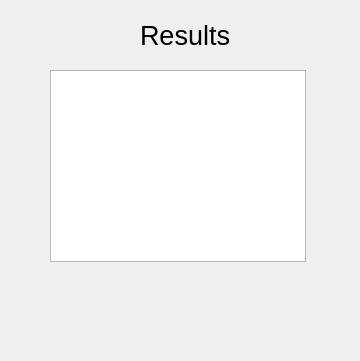
michaelweberjr/rccolumnbending, file src/results.ui: the form before one commit.
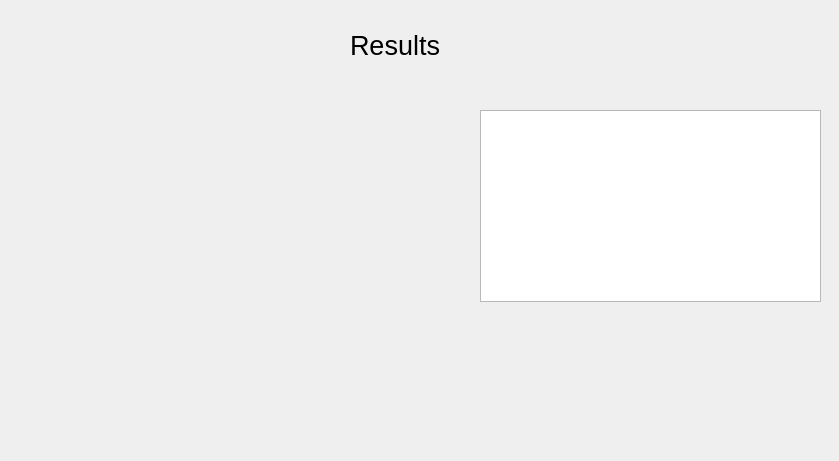
The form after the commit. Custom widgets are drawn as their Qt base class.

Commit message: Added interaction plot

Diff of the .ui file:
```diff
--- a/src/results.ui
+++ b/src/results.ui
@@ -6,8 +6,8 @@
    <rect>
     <x>0</x>
     <y>0</y>
-    <width>360</width>
-    <height>361</height>
+    <width>839</width>
+    <height>461</height>
    </rect>
   </property>
   <property name="windowTitle">
@@ -16,9 +16,9 @@
   <widget class="QTableWidget" name="tableWidget">
    <property name="geometry">
     <rect>
-     <x>50</x>
-     <y>70</y>
-     <width>256</width>
+     <x>480</x>
+     <y>110</y>
+     <width>341</width>
      <height>192</height>
     </rect>
    </property>
@@ -26,8 +26,8 @@
   <widget class="QLabel" name="label">
    <property name="geometry">
     <rect>
-     <x>140</x>
-     <y>20</y>
+     <x>350</x>
+     <y>30</y>
      <width>111</width>
      <height>31</height>
     </rect>
@@ -36,7 +36,26 @@
     <string>&lt;html&gt;&lt;head/&gt;&lt;body&gt;&lt;p&gt;&lt;span style=&quot; font-size:20pt;&quot;&gt;Results&lt;/span&gt;&lt;/p&gt;&lt;/body&gt;&lt;/html&gt;</string>
    </property>
   </widget>
+  <widget class="QCustomPlot" name="widget" native="true">
+   <property name="geometry">
+    <rect>
+     <x>10</x>
+     <y>90</y>
+     <width>451</width>
+     <height>361</height>
+    </rect>
+   </property>
+   <zorder>tableWidget</zorder>
+  </widget>
  </widget>
+ <customwidgets>
+  <customwidget>
+   <class>QCustomPlot</class>
+   <extends>QWidget</extends>
+   <header>qcustomplot.h</header>
+   <container>1</container>
+  </customwidget>
+ </customwidgets>
  <resources/>
  <connections/>
 </ui>
```
The commit also changes 8 other files.
